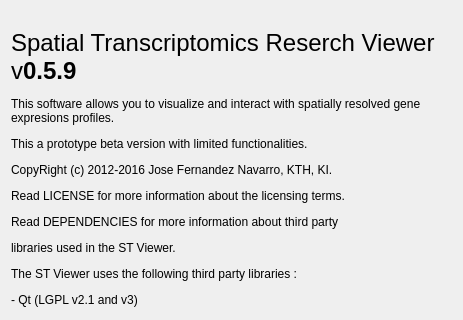
Above: assets/ui/aboutdialog.ui from jfnavarro/st_viewer before the change; both pictures show x 0 to 463 and y 0 to 320 of the 463 by 537 pixel window. Below: the same form after it.
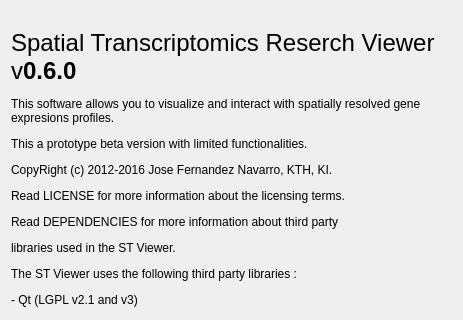
That is the form after the change.

```diff
--- a/assets/ui/aboutdialog.ui
+++ b/assets/ui/aboutdialog.ui
@@ -43,7 +43,7 @@
         <bool>true</bool>
        </property>
        <property name="text">
-        <string>&lt;html&gt;&lt;head/&gt;&lt;body&gt;&lt;p&gt;&lt;span style=&quot; font-size:18pt;&quot;&gt;Spatial Transcriptomics Reserch Viewer v&lt;/span&gt;&lt;span style=&quot; font-size:18pt; font-weight:600;&quot;&gt;0.5.9&lt;/span&gt;&lt;/p&gt;&lt;p&gt;This software allows you to visualize and interact with spatially resolved gene expresions profiles.&lt;/p&gt;&lt;p&gt;This a prototype beta version with limited functionalities.&lt;/p&gt;&lt;p&gt;CopyRight (c) 2012-2016 Jose Fernandez Navarro, KTH, KI.&lt;/p&gt;&lt;p&gt;Read LICENSE for more information about the licensing terms.&lt;/p&gt;&lt;p&gt;Read DEPENDENCIES for more information about third party&lt;/p&gt;&lt;p&gt;libraries used in the ST Viewer. &lt;/p&gt;&lt;p&gt;The ST Viewer uses the following third party libraries :&lt;/p&gt;&lt;p&gt;- Qt (LGPL v2.1 and v3)&lt;/p&gt;&lt;p&gt;- RapidJSON (MIT)&lt;/p&gt;&lt;p&gt;- QCustomPlot (GNU)&lt;/p&gt;&lt;p&gt;- QWaitingSpinner (GNU)&lt;/p&gt;&lt;p&gt;- OpenSSL (BSD)&lt;/p&gt;&lt;p&gt;The Qt libraries are linked as shared libraries&lt;/p&gt;&lt;p&gt;Please report bug, feedback, questions and errors to : &lt;span style=&quot; font-weight:600;&quot;&gt;jose.fernandez.navarro@scilifelab.se&lt;/span&gt;&lt;/p&gt;&lt;/body&gt;&lt;/html&gt;</string>
+        <string>&lt;html&gt;&lt;head/&gt;&lt;body&gt;&lt;p&gt;&lt;span style=&quot; font-size:18pt;&quot;&gt;Spatial Transcriptomics Reserch Viewer v&lt;/span&gt;&lt;span style=&quot; font-size:18pt; font-weight:600;&quot;&gt;0.6.0&lt;/span&gt;&lt;/p&gt;&lt;p&gt;This software allows you to visualize and interact with spatially resolved gene expresions profiles.&lt;/p&gt;&lt;p&gt;This a prototype beta version with limited functionalities.&lt;/p&gt;&lt;p&gt;CopyRight (c) 2012-2016 Jose Fernandez Navarro, KTH, KI.&lt;/p&gt;&lt;p&gt;Read LICENSE for more information about the licensing terms.&lt;/p&gt;&lt;p&gt;Read DEPENDENCIES for more information about third party&lt;/p&gt;&lt;p&gt;libraries used in the ST Viewer. &lt;/p&gt;&lt;p&gt;The ST Viewer uses the following third party libraries :&lt;/p&gt;&lt;p&gt;- Qt (LGPL v2.1 and v3)&lt;/p&gt;&lt;p&gt;- RapidJSON (MIT)&lt;/p&gt;&lt;p&gt;- QCustomPlot (GNU)&lt;/p&gt;&lt;p&gt;- QWaitingSpinner (GNU)&lt;/p&gt;&lt;p&gt;- OpenSSL (BSD)&lt;/p&gt;&lt;p&gt;The Qt libraries are linked as shared libraries&lt;/p&gt;&lt;p&gt;Please report bug, feedback, questions and errors to : &lt;span style=&quot; font-weight:600;&quot;&gt;jose.fernandez.navarro@scilifelab.se&lt;/span&gt;&lt;/p&gt;&lt;/body&gt;&lt;/html&gt;</string>
        </property>
        <property name="textFormat">
         <enum>Qt::AutoText</enum>
```
